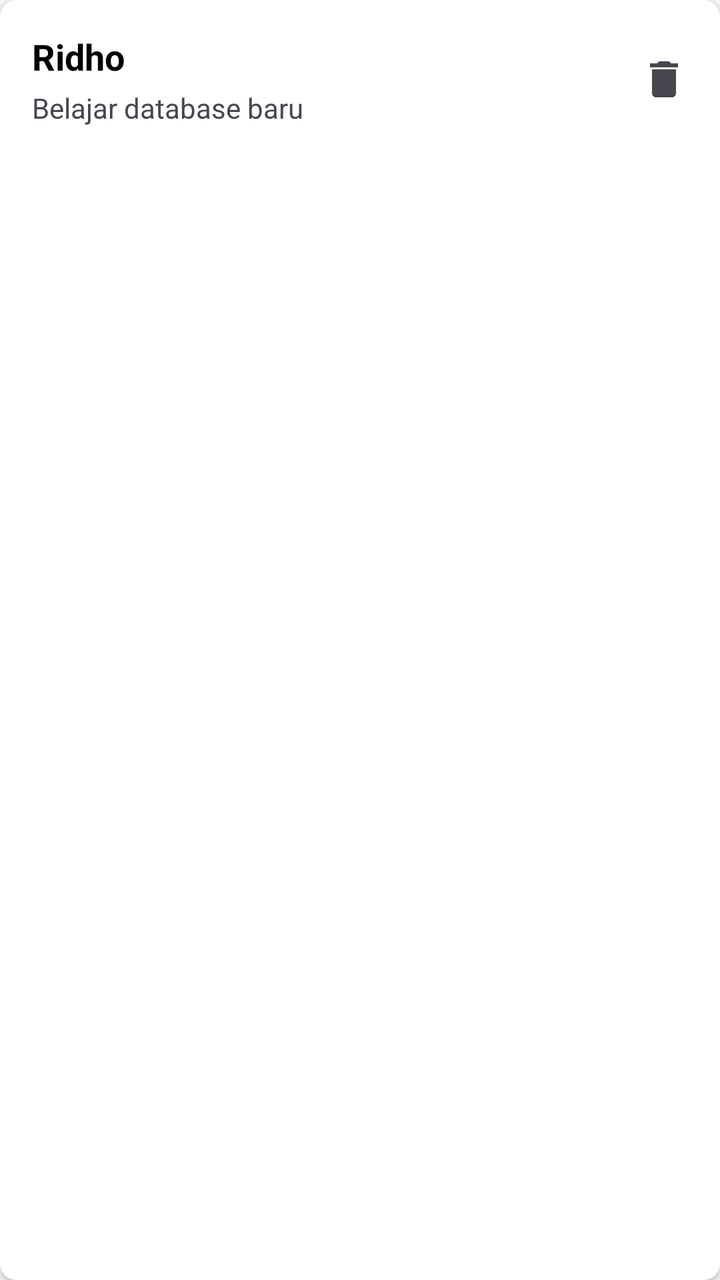
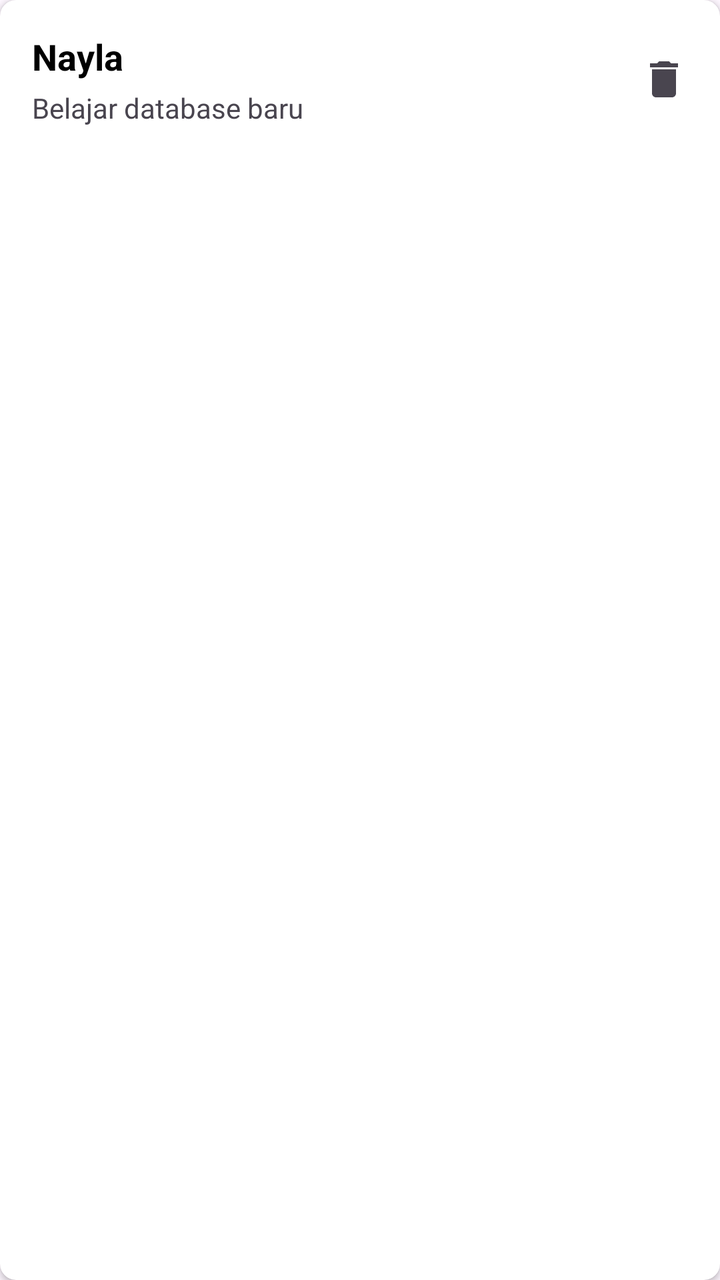

Two renders of the same Android screen: before a commit and after it. Below are the layout's source before the change and the commit's diff.
<!-- AndroidManifest.xml: application theme Theme.NaylaApps -->
<!-- res/layout/item_note.xml -->
<?xml version="1.0" encoding="utf-8"?>
<androidx.cardview.widget.CardView xmlns:android="http://schemas.android.com/apk/res/android"
    xmlns:app="http://schemas.android.com/apk/res-auto"
    android:layout_width="match_parent"
    android:layout_height="wrap_content"
    android:layout_margin="8dp"
    app:cardBackgroundColor="@color/white"
    app:cardCornerRadius="8dp"
    app:cardElevation="2dp">

    <androidx.constraintlayout.widget.ConstraintLayout
        android:layout_width="match_parent"
        android:layout_height="wrap_content"
        android:padding="16dp">

        <TextView
            android:id="@+id/tvTitle"
            android:layout_width="0dp"
            android:layout_height="wrap_content"
            android:text="Ridho"
            android:textColor="@color/black"
            android:textSize="18sp"
            android:textStyle="bold"
            app:layout_constraintEnd_toStartOf="@+id/ivDelete"
            app:layout_constraintStart_toStartOf="parent"
            app:layout_constraintTop_toTopOf="parent" />

        <TextView
            android:id="@+id/tvContent"
            android:layout_width="0dp"
            android:layout_height="wrap_content"
            android:layout_marginTop="4dp"
            android:text="Belajar database baru"
            android:textColor="@color/gray_text"
            android:textSize="14sp"
            app:layout_constraintEnd_toStartOf="@+id/ivDelete"
            app:layout_constraintStart_toStartOf="parent"
            app:layout_constraintTop_toBottomOf="@id/tvTitle" />

        <ImageView
            android:id="@+id/ivDelete"
            android:layout_width="24dp"
            android:layout_height="24dp"
            android:contentDescription="Delete"
            android:src="@drawable/ic_delete"
            app:layout_constraintBottom_toBottomOf="parent"
            app:layout_constraintEnd_toEndOf="parent"
            app:layout_constraintTop_toTopOf="parent"
            app:tint="@color/gray_text" />

    </androidx.constraintlayout.widget.ConstraintLayout>
</androidx.cardview.widget.CardView>
<!-- resources referenced by this layout -->
<resources>
  <color name="black">#FF000000</color>
  <color name="gray_text">#49454F</color>
  <color name="white">#FFFFFFFF</color>
  <!-- drawable ic_delete (drawable) -->
  <vector xmlns:android="http://schemas.android.com/apk/res/android"
      android:width="24dp"
      android:height="24dp"
      android:viewportWidth="24"
      android:viewportHeight="24">
      <path
          android:fillColor="#000000"
          android:pathData="M6,19c0,1.1 0.9,2 2,2h8c1.1,0 2,-0.9 2,-2V7H6v12zM19,4h-3.5l-1,-1h-5l-1,1H5v2h14V4z"/>
  </vector>
  <style name="Theme.NaylaApps" parent="Base.Theme.NaylaApps" />
  <style name="Base.Theme.NaylaApps" parent="Theme.Material3.DayNight.NoActionBar">
          
          
      </style>
</resources>

<!-- the commit's change to res/layout/item_note.xml (unified diff, before → after) -->
@@ -17,7 +17,7 @@
             android:id="@+id/tvTitle"
             android:layout_width="0dp"
             android:layout_height="wrap_content"
-            android:text="Ridho"
+            android:text="Nayla"
             android:textColor="@color/black"
             android:textSize="18sp"
             android:textStyle="bold"
